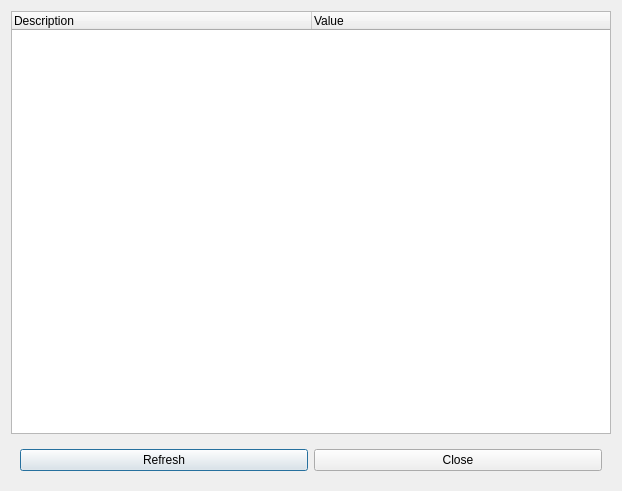
Above: libEPLViz/ui/Statistics.ui from epl-viz/EPL-Viz before the change. Below: the same form after it.
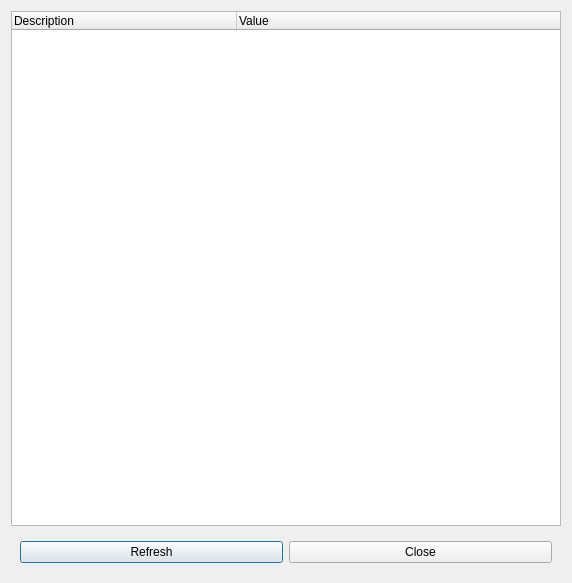
That is the form after the change. Icons and pictures are not drawn.

Commit message: Improved performace by ca. 50%

The edit to the form file:
```diff
--- a/libEPLViz/ui/Statistics.ui
+++ b/libEPLViz/ui/Statistics.ui
@@ -6,8 +6,8 @@
    <rect>
     <x>0</x>
     <y>0</y>
-    <width>622</width>
-    <height>491</height>
+    <width>572</width>
+    <height>583</height>
    </rect>
   </property>
   <property name="windowTitle">
@@ -17,7 +17,7 @@
    <item>
     <widget class="QTreeWidget" name="List">
      <attribute name="headerDefaultSectionSize">
-      <number>300</number>
+      <number>225</number>
      </attribute>
      <column>
       <property name="text">
```
The commit also changes 2 other files.
